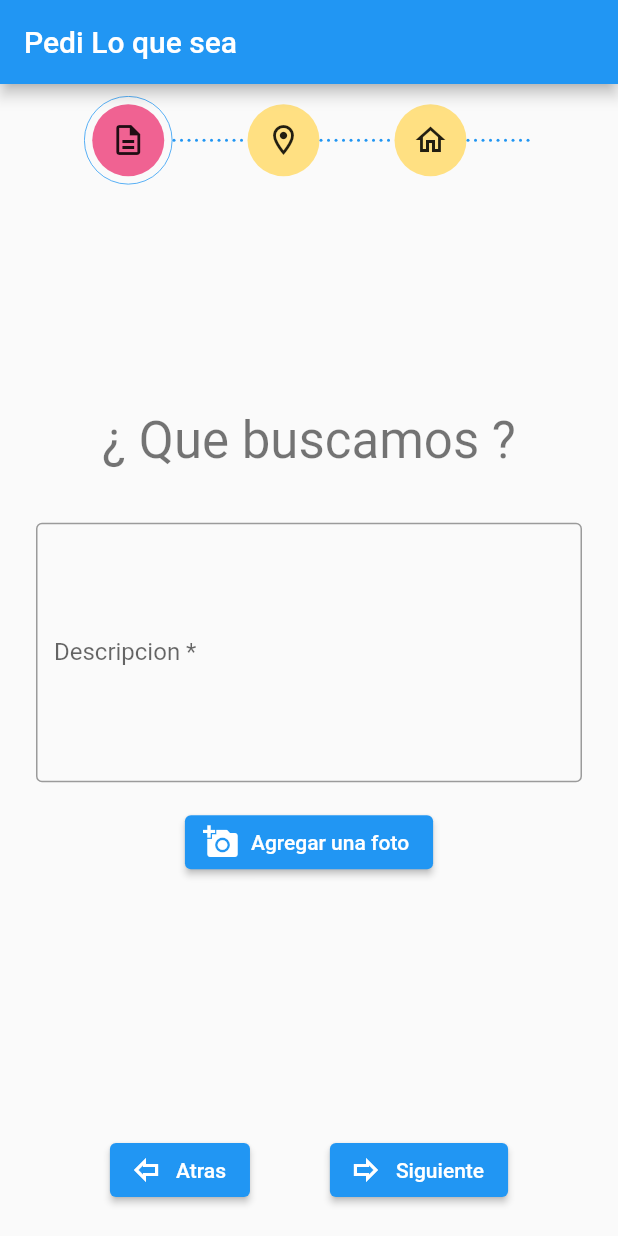
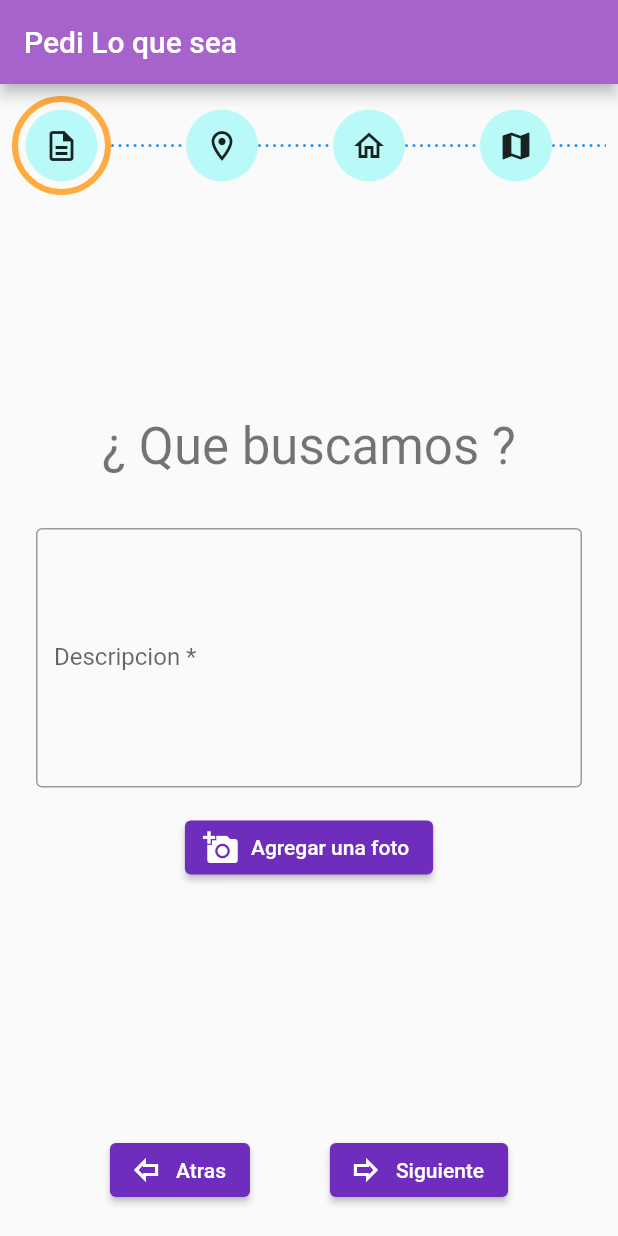
Before and after one commit to ISWG7/ISW2021-Grupo7, a Flutter app: the screen it shows after launch, on a phone screen of 412 x 824 dp. Run offline on Flutter 3.47's test engine with Material 2 defaults, Android fonts, the light colour scheme and no system bars; our stand-ins replace cloud_firestore, firebase_core, firebase_storage, flutter_credit_card, flutter_map, im_stepper and 2 more; missing offline and left inert: day_night_time_picker, flutter_rounded_date_picker, google_polyline_algorithm, mapbox_api; accounts and stored records are empty.

Commit message:
Agregada paleta de Colores

```diff
--- a/Implementacion/lib/entities/PedidoAnyEntity.dart
+++ b/Implementacion/lib/entities/PedidoAnyEntity.dart
@@ -19,8 +19,9 @@ class PedidoAnyEntity {
   bool? entregaProgramada;
   String? fechaEntrega;
   String? horarioEntrega;
-  LatLongEntity? entregaLatLong ;
+  LatLongEntity? entregaLatLong;
   LatLongEntity? retiroLatLong;
+  double? distancia;
 
 
   PedidoAnyEntity(
@@ -33,7 +34,10 @@ class PedidoAnyEntity {
       this.tarjeta,
       this.entregaProgramada,
       this.fechaEntrega,
-      this.horarioEntrega , this.entregaLatLong , this.retiroLatLong});
+      this.horarioEntrega,
+      this.entregaLatLong,
+      this.retiroLatLong,
+      this.distancia});
 
   factory PedidoAnyEntity.fromJson(Map<String, dynamic> data) =>
       _$PedidoAnyEntityFromJson(data);
--- a/Implementacion/lib/main.dart
+++ b/Implementacion/lib/main.dart
@@ -27,8 +27,13 @@ class _MyAppState extends State<MyApp> {
             // supportedLocales: [const Locale('es','ARG')],
             title: 'Flutter Demo',
             theme: ThemeData(
-              primarySwatch: Colors.blue,
-            ),
+                primaryColor: Color(0xFFA663CC),
+                accentColor: Color(0xFFA663CC),
+                buttonColor: Color(0xFFB9FAF8),
+                elevatedButtonTheme: ElevatedButtonThemeData(
+                    style: ElevatedButton.styleFrom(
+                  primary: Color(0xFF6F2DBD),
+                ))),
             home: Container(color: Colors.amber, child: PedidoStepper()),
           );
         }
--- a/Implementacion/lib/routes/PedidoStepper.dart
+++ b/Implementacion/lib/routes/PedidoStepper.dart
@@ -53,7 +53,7 @@ class _PedidoStepperState extends State<PedidoStepper> {
   }
 
   int activeStep = 0; // El step activo;
-  bool steppingEnabled = false;
+  bool steppingEnabled = true;
   @override
   Widget build(BuildContext context) {
     return Scaffold(
@@ -66,14 +66,11 @@ class _PedidoStepperState extends State<PedidoStepper> {
           children: [
             // TODO CAmbiarlo por un builder
             SizedBox(
-              width: 300,
+              width: 400,
               child: IconStepper(
                 enableNextPreviousButtons: false,
                 alignment: Alignment.centerLeft,
-
-                // TODO Ver si lo dejamos en true ( y que saltee pasos )
-                //  o en false ( con bug de que se puede hacer click y no pasa nada )
-                steppingEnabled: true,
+                steppingEnabled: steppingEnabled,
                 nextButtonIcon: Icon(Icons.forward_outlined),
                 previousButtonIcon: Icon(
                   Icons.forward_outlined,
@@ -81,8 +78,10 @@ class _PedidoStepperState extends State<PedidoStepper> {
                 ),
                 stepReachedAnimationEffect: Curves.bounceOut,
                 stepReachedAnimationDuration: Duration(seconds: 1),
-                stepColor: Colors.amber.shade200,
-                activeStepColor: Colors.pink.shade300,
+                stepColor: Color(0xFFB9FAF8),
+                activeStepColor:Color(0xFFB9FAF8) ,
+                activeStepBorderWidth: 4,
+                activeStepBorderColor: Colors.orangeAccent,
                 icons: [
                   Icon(Icons.description_outlined),
                   Icon(Icons.location_on_outlined),
--- a/Implementacion/pubspec.yaml
+++ b/Implementacion/pubspec.yaml
@@ -35,13 +35,11 @@ dependencies:
   day_night_time_picker: ^1.0.3+1
   image_picker: ^0.8.4
   flutter_rounded_date_picker: ^2.0.2
-  universal_ui: ^0.0.8
   flutter_map: ^0.13.1
   firebase_core: "^1.6.0"
   cloud_firestore: "^2.5.2"
   firebase_storage: "^10.0.3"
   mapbox_api: ^1.0.0
-  flutter_polyline_points: ^1.0.0
   google_polyline_algorithm: ^3.1.0
 
 
```
Also changed, not shown: Implementacion/lib/widgets/CardFormaPago.dart (+43 -1 lines), Implementacion/lib/widgets/FlutterMap.dart (+10 -7 lines), Implementacion/lib/widgets/HoraEntrega.dart (+4 -4 lines), Implementacion/lib/entities/PedidoAnyEntity.g.dart, Implementacion/pubspec.lock.
